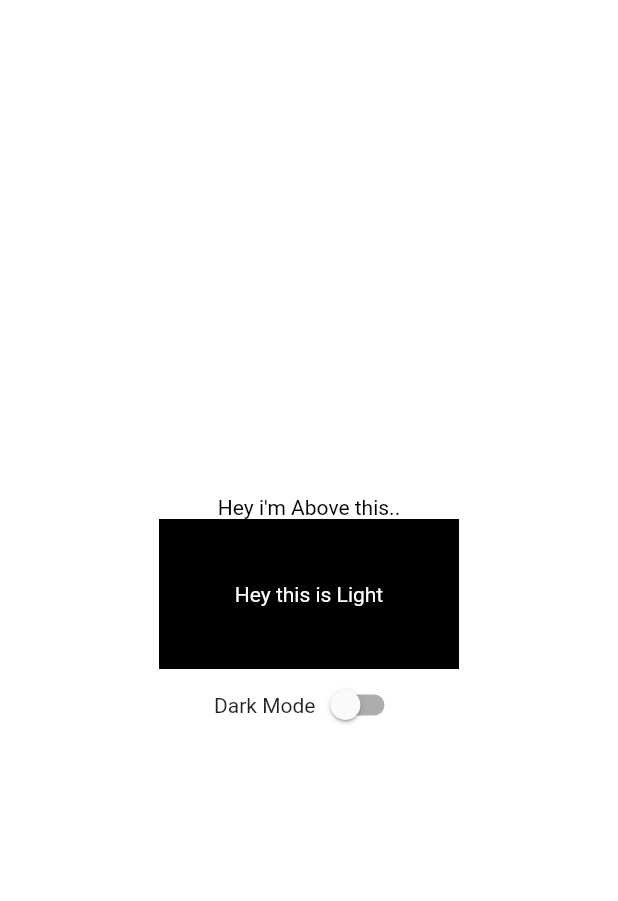
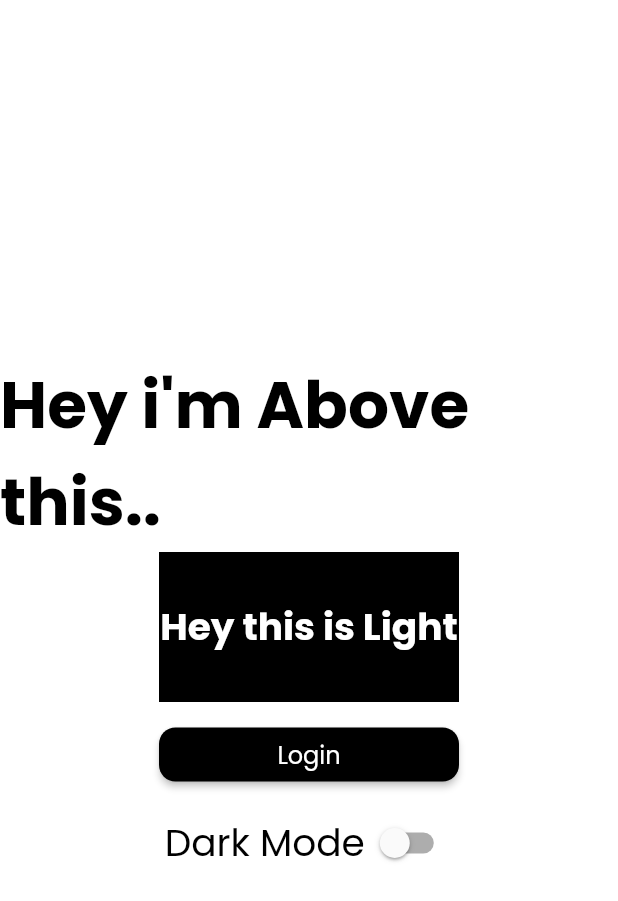
Before and after one commit to raunak2909/themeapp_131, a Flutter app: the screen it shows after launch, on a phone screen of 412 x 824 dp. Shown: the top 901 px of the screen. Run offline on Flutter 3.47's test engine with Material 2 defaults, Android fonts, the phone set to English and light mode, and no system bars; our stand-ins replace google_fonts.

Commit message:
Managing theme data

```diff
--- a/lib/main.dart
+++ b/lib/main.dart
@@ -1,6 +1,8 @@
 import 'package:flutter/material.dart';
 import 'package:provider/provider.dart';
 import 'app_theme_provider.dart';
+import 'package:google_fonts/google_fonts.dart';
+import 'ui_helper.dart';
 
 void main() {
   runApp(ChangeNotifierProvider(
@@ -15,17 +17,12 @@ class MyApp extends StatelessWidget {
   // This widget is the root of your application.
   @override
   Widget build(BuildContext context) {
-    return Consumer<AppThemeProvider>(builder: (_, provider, child){
+    return Consumer<AppThemeProvider>(builder: (_, provider, child) {
       return MaterialApp(
         title: 'Flutter Demo',
         themeMode: provider.isDark ? ThemeMode.dark : ThemeMode.light,
-        darkTheme: ThemeData(
-            brightness: Brightness.dark),
-        theme: ThemeData(
-          backgroundColor: Colors.white,
-          brightness: Brightness.light,
-          primarySwatch: Colors.blue,
-        ),
+        darkTheme: MyAppTheme.darkTheme(),
+        theme: MyAppTheme.lightTheme(),
         home: HomePage(),
       );
     });
@@ -59,7 +56,10 @@ class HomePage extends StatelessWidget {
           children: [
             Text(
               "Hey i'm Above this..",
-              style: TextStyle(color: textColor),
+              style: Theme.of(context)
+                  .textTheme
+                  .headlineLarge!
+                  .copyWith(fontWeight: FontWeight.bold),
             ),
             Container(
               width: 200,
@@ -68,15 +68,29 @@ class HomePage extends StatelessWidget {
               child: Center(
                 child: Text(
                   "Hey this is $title",
-                  style: TextStyle(color: textSecondaryColor),
+                  style: Theme.of(context).textTheme.bodyMedium!.copyWith(
+                      color: textSecondaryColor, fontWeight: FontWeight.bold),
                 ),
               ),
+            ),
+            Container(
+              width: 200,
+              margin: EdgeInsets.all(11),
+              child: ElevatedButton(
+                  onPressed: () {},
+                  style: themeData.elevatedButtonTheme.style,
+                  child: Text(
+                    'Login',
+                    style: Theme.of(context).textTheme.labelMedium!.copyWith(color: textSecondaryColor),
+                  )),
             ),
             Row(
               mainAxisAlignment: MainAxisAlignment.center,
               children: [
                 Text('Dark Mode'),
-               Switch(value: isDark, onChanged: (value){
+                Switch(
+                    value: isDark,
+                    onChanged: (value) {
                       isDark = value;
                       context.read<AppThemeProvider>().updateTheme(value);
                     })
--- /dev/null
+++ b/lib/ui_helper.dart
@@ -0,0 +1,66 @@
+import 'package:flutter/material.dart';
+import 'package:google_fonts/google_fonts.dart';
+
+class MyAppTheme{
+
+  static ThemeData lightTheme(){
+    return ThemeData(
+      fontFamily: GoogleFonts.poppins().fontFamily,
+      textTheme: TextTheme(
+          headlineLarge: TextStyle(
+              fontSize: 43,
+              color: Colors.black
+          ),
+          bodyMedium: TextStyle(
+              fontSize: 25,
+              color: Colors.black
+          ),
+          labelMedium: TextStyle(
+              fontSize: 16,
+              color: Colors.black
+          )
+      ),
+      elevatedButtonTheme: ElevatedButtonThemeData(
+        style: ElevatedButton.styleFrom(
+          shape: RoundedRectangleBorder(
+            borderRadius: BorderRadius.circular(11),
+          ),
+          backgroundColor: Colors.black,
+        ),
+      ),
+      backgroundColor: Colors.white,
+      brightness: Brightness.light,
+      primarySwatch: Colors.blue,
+    );
+  }
+
+  static ThemeData darkTheme(){
+    return ThemeData(
+        fontFamily: GoogleFonts.poppins().fontFamily,
+        textTheme: TextTheme(
+            headlineLarge: TextStyle(
+                fontSize: 43,
+                color: Colors.white
+            ),
+            bodyMedium: TextStyle(
+                fontSize: 25,
+                color: Colors.white
+            ),
+            labelMedium: TextStyle(
+                fontSize: 16,
+                color: Colors.white
+            )
+        ),
+        elevatedButtonTheme: ElevatedButtonThemeData(
+          style: ElevatedButton.styleFrom(
+            shape: RoundedRectangleBorder(
+              borderRadius: BorderRadius.circular(34),
+            ),
+            backgroundColor: Colors.white,
+          ),
+        ),
+        brightness: Brightness.dark);
+  }
+
+  MyAppTheme();
+}
--- a/pubspec.yaml
+++ b/pubspec.yaml
@@ -36,6 +36,7 @@ dependencies:
   # Use with the CupertinoIcons class for iOS style icons.
   cupertino_icons: ^1.0.2
   provider: ^6.0.5
+  google_fonts: ^4.0.1
 
 dev_dependencies:
   flutter_test:
```
Also changed, not shown: pubspec.lock, 7 other files. Lines whose indentation alone changed are shown as unchanged.
